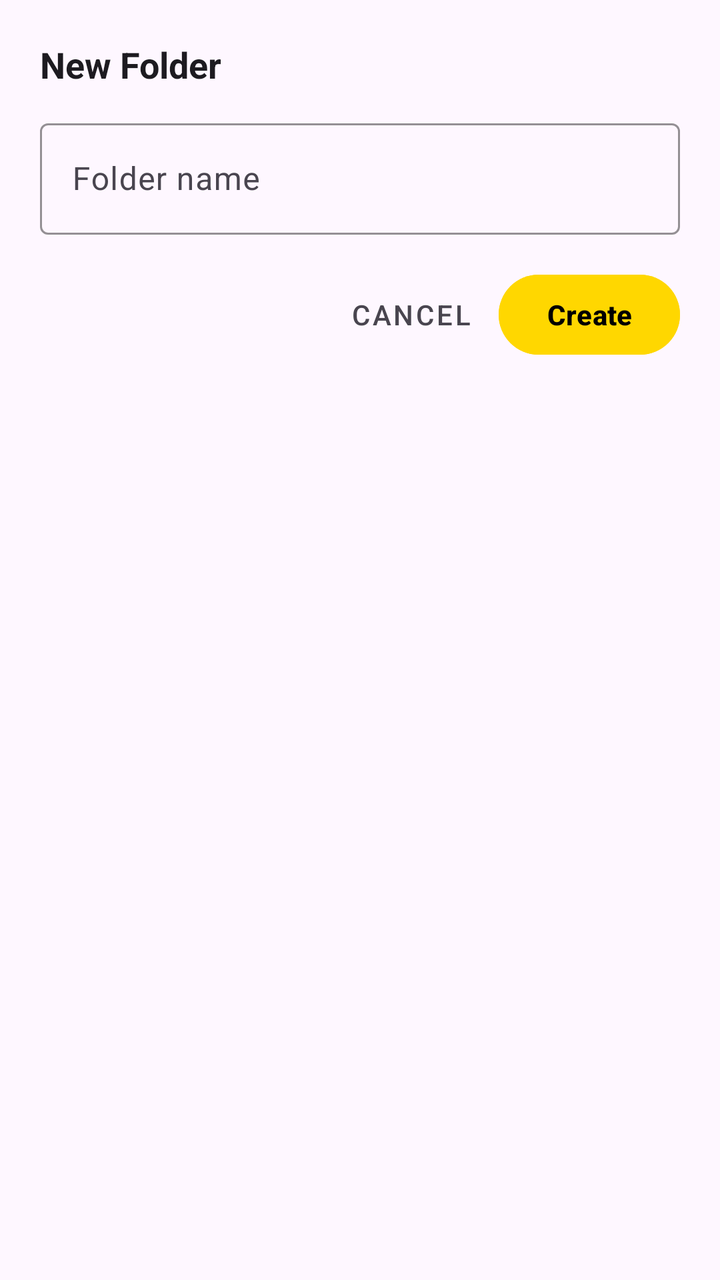
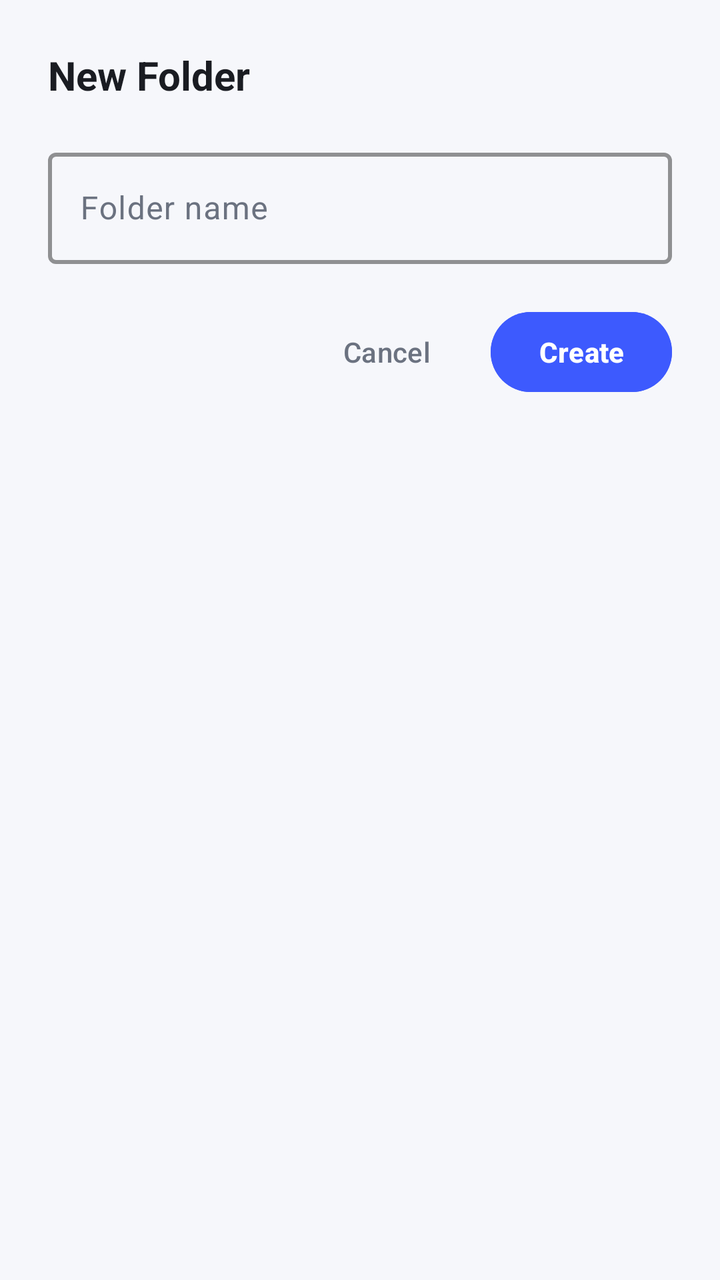

An Android layout rendered at two revisions. The XML below is the earlier revision; the diff shows what the commit changed to produce the second picture.
<!-- AndroidManifest.xml: application theme Theme.FileManagerVIP -->
<!-- res/layout/dialog_new_folder.xml -->
<?xml version="1.0" encoding="utf-8"?>
<LinearLayout
    xmlns:android="http://schemas.android.com/apk/res/android"
    xmlns:app="http://schemas.android.com/apk/res-auto"
    android:layout_width="match_parent"
    android:layout_height="wrap_content"
    android:orientation="vertical"
    android:padding="20dp">

    <TextView
        android:layout_width="match_parent"
        android:layout_height="wrap_content"
        android:text="@string/new_folder"
        android:textColor="?attr/colorOnSurface"
        android:textSize="18sp"
        android:textStyle="bold" />

    <com.google.android.material.textfield.TextInputLayout
        android:id="@+id/input_layout"
        android:layout_width="match_parent"
        android:layout_height="wrap_content"
        android:layout_marginTop="12dp"
        android:hint="@string/folder_name"
        app:boxBackgroundMode="outline"
        app:boxStrokeColor="@color/vip_gold"
        app:hintTextColor="@color/vip_gold">

        <com.google.android.material.textfield.TextInputEditText
            android:id="@+id/input_name"
            android:layout_width="match_parent"
            android:layout_height="wrap_content"
            android:inputType="text"
            android:maxLines="1" />
    </com.google.android.material.textfield.TextInputLayout>

    <LinearLayout
        android:layout_width="match_parent"
        android:layout_height="wrap_content"
        android:layout_marginTop="16dp"
        android:gravity="end"
        android:orientation="horizontal">

        <Button
            android:id="@+id/btn_cancel"
            style="@style/Widget.MaterialComponents.Button.TextButton"
            android:layout_width="wrap_content"
            android:layout_height="wrap_content"
            android:text="@string/cancel"
            android:textColor="?attr/colorOnSurfaceVariant" />

        <Button
            android:id="@+id/btn_ok"
            android:layout_width="wrap_content"
            android:layout_height="wrap_content"
            android:backgroundTint="@color/vip_gold"
            android:text="@string/create"
            android:textColor="@color/black"
            android:textStyle="bold" />
    </LinearLayout>
</LinearLayout>
<!-- resources referenced by this layout -->
<resources>
  <color name="black">#000000</color>
  <color name="vip_gold">#FFD700</color>
  <string name="cancel">Cancel</string>
  <string name="create">Create</string>
  <string name="folder_name">Folder name</string>
  <string name="new_folder">New Folder</string>
  <style name="Theme.FileManagerVIP" parent="Theme.Material3.DayNight.NoActionBar">
          <item name="colorPrimary">@color/vip_purple</item>
          <item name="colorOnPrimary">@color/white</item>
          <item name="colorSecondary">@color/gold</item>
          <item name="colorOnSecondary">@color/black</item>
          <item name="android:statusBarColor">@color/vip_black</item>
          <item name="android:navigationBarColor">@color/vip_black</item>
      </style>
  <color name="vip_purple">#16213E</color>
  <color name="white">#FFFFFF</color>
  <color name="gold">#FFD700</color>
  <color name="vip_black">#1A1A2E</color>
</resources>

<!-- the commit's change to res/layout/dialog_new_folder.xml (unified diff, before → after) -->
@@ -5,25 +5,26 @@
     android:layout_width="match_parent"
     android:layout_height="wrap_content"
     android:orientation="vertical"
-    android:padding="20dp">
+    android:padding="24dp">
 
     <TextView
         android:layout_width="match_parent"
         android:layout_height="wrap_content"
         android:text="@string/new_folder"
         android:textColor="?attr/colorOnSurface"
-        android:textSize="18sp"
+        android:textSize="20sp"
         android:textStyle="bold" />
 
     <com.google.android.material.textfield.TextInputLayout
         android:id="@+id/input_layout"
+        style="@style/Widget.Material3.TextInputLayout.OutlinedBox"
         android:layout_width="match_parent"
         android:layout_height="wrap_content"
-        android:layout_marginTop="12dp"
+        android:layout_marginTop="20dp"
         android:hint="@string/folder_name"
-        app:boxBackgroundMode="outline"
-        app:boxStrokeColor="@color/vip_gold"
-        app:hintTextColor="@color/vip_gold">
+        app:boxStrokeColor="@color/primary"
+        app:boxStrokeWidth="2dp"
+        app:hintTextColor="@color/primary">
 
         <com.google.android.material.textfield.TextInputEditText
             android:id="@+id/input_name"
@@ -36,25 +37,27 @@
     <LinearLayout
         android:layout_width="match_parent"
         android:layout_height="wrap_content"
-        android:layout_marginTop="16dp"
+        android:layout_marginTop="20dp"
         android:gravity="end"
         android:orientation="horizontal">
 
-        <Button
+        <com.google.android.material.button.MaterialButton
             android:id="@+id/btn_cancel"
-            style="@style/Widget.MaterialComponents.Button.TextButton"
+            style="@style/Widget.Material3.Button.TextButton"
             android:layout_width="wrap_content"
             android:layout_height="wrap_content"
             android:text="@string/cancel"
             android:textColor="?attr/colorOnSurfaceVariant" />
 
-        <Button
+        <com.google.android.material.button.MaterialButton
             android:id="@+id/btn_ok"
             android:layout_width="wrap_content"
             android:layout_height="wrap_content"
-            android:backgroundTint="@color/vip_gold"
+            android:layout_marginStart="8dp"
+            android:backgroundTint="@color/primary"
             android:text="@string/create"
-            android:textColor="@color/black"
-            android:textStyle="bold" />
+            android:textColor="@color/on_primary"
+            android:textStyle="bold"
+            app:cornerRadius="28dp" />
     </LinearLayout>
 </LinearLayout>
<!-- resource entries referenced after the edit -->
@@ -1,22 +1,46 @@
 <!-- resources referenced by this layout -->
 <resources>
-  <color name="black">#000000</color>
-  <color name="vip_gold">#FFD700</color>
+  <color name="on_primary">#FFFFFF</color>
+  <color name="primary">#3D5AFE</color>
   <string name="cancel">Cancel</string>
   <string name="create">Create</string>
   <string name="folder_name">Folder name</string>
   <string name="new_folder">New Folder</string>
-  <style name="Theme.FileManagerVIP" parent="Theme.Material3.DayNight.NoActionBar">
-          <item name="colorPrimary">@color/vip_purple</item>
-          <item name="colorOnPrimary">@color/white</item>
-          <item name="colorSecondary">@color/gold</item>
-          <item name="colorOnSecondary">@color/black</item>
-          <item name="android:statusBarColor">@color/vip_black</item>
-          <item name="android:navigationBarColor">@color/vip_black</item>
+  <style name="Theme.FileManagerVIP" parent="Theme.Material3.Light.NoActionBar">
+          <item name="colorPrimary">@color/primary</item>
+          <item name="colorOnPrimary">@color/on_primary</item>
+          <item name="colorPrimaryContainer">@color/primary_light</item>
+          <item name="colorOnPrimaryContainer">@color/primary_dark</item>
+          <item name="colorSecondary">@color/secondary</item>
+          <item name="colorOnSecondary">@color/on_secondary</item>
+          <item name="colorSecondaryContainer">@color/secondary_light</item>
+          <item name="colorOnSecondaryContainer">@color/secondary_dark</item>
+          <item name="colorTertiary">@color/accent</item>
+          <item name="colorOnTertiary">@color/on_accent</item>
+          <item name="colorSurface">@color/surface_light</item>
+          <item name="colorOnSurface">@color/text_primary_light</item>
+          <item name="colorSurfaceVariant">@color/bg_light</item>
+          <item name="colorOnSurfaceVariant">@color/text_secondary_light</item>
+          <item name="colorOutline">@color/divider_light</item>
+          <item name="colorOutlineVariant">@color/divider_light</item>
+          <item name="android:colorBackground">@color/bg_light</item>
+          <item name="android:statusBarColor">@color/bg_light</item>
+          <item name="android:navigationBarColor">@color/surface_light</item>
+          <item name="android:windowLightStatusBar">true</item>
+          <item name="android:windowBackground">@color/bg_light</item>
       </style>
-  <color name="vip_purple">#16213E</color>
-  <color name="white">#FFFFFF</color>
-  <color name="gold">#FFD700</color>
-  <color name="vip_black">#1A1A2E</color>
+  <color name="primary_light">#B2C0FF</color>
+  <color name="primary_dark">#0031CA</color>
+  <color name="secondary">#651FFF</color>
+  <color name="on_secondary">#FFFFFF</color>
+  <color name="secondary_light">#C7B8FF</color>
+  <color name="secondary_dark">#3100B7</color>
+  <color name="accent">#00C853</color>
+  <color name="on_accent">#FFFFFF</color>
+  <color name="surface_light">#FFFFFF</color>
+  <color name="text_primary_light">#1A1C22</color>
+  <color name="bg_light">#F6F7FB</color>
+  <color name="text_secondary_light">#6B7280</color>
+  <color name="divider_light">#EAECF0</color>
 </resources>
 
